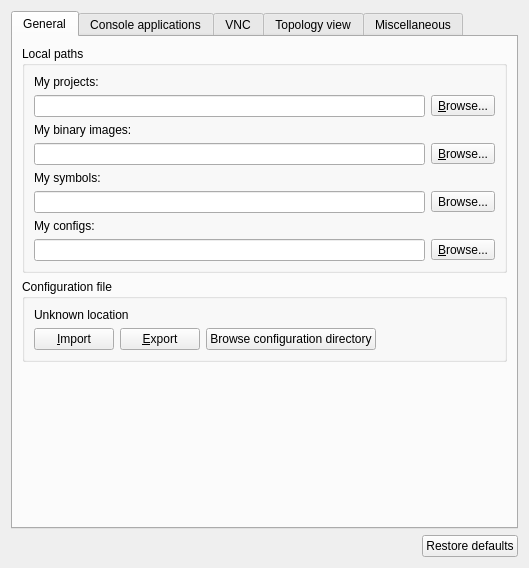
The window that gns3/ui/general_preferences_page.ui (mpplab/MNSS) describes before a commit, drawn with Qt 5.
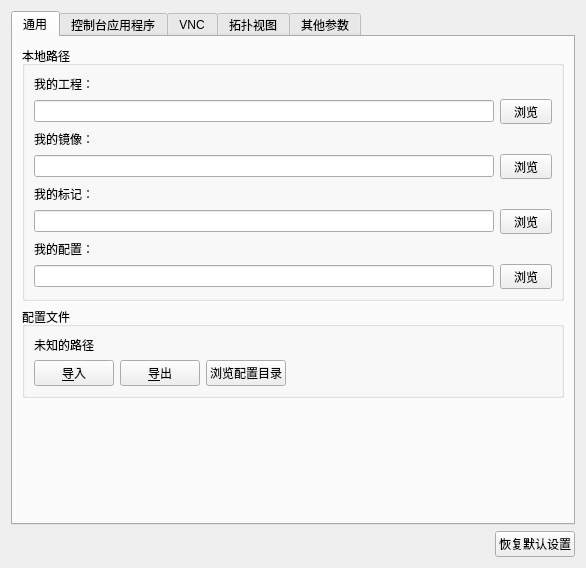
The same window after the commit.

The edit to the form file:
```diff
--- a/gns3/ui/general_preferences_page.ui
+++ b/gns3/ui/general_preferences_page.ui
@@ -6,7 +6,7 @@
    <rect>
     <x>0</x>
     <y>0</y>
-    <width>529</width>
+    <width>586</width>
     <height>568</height>
    </rect>
   </property>
@@ -27,19 +27,19 @@
      </property>
      <widget class="QWidget" name="uiGeneralTab">
       <attribute name="title">
-       <string>General</string>
+       <string>通用</string>
       </attribute>
       <layout class="QVBoxLayout" name="verticalLayout_4">
        <item>
         <widget class="QGroupBox" name="uiLocalPathsGroupBox">
          <property name="title">
-          <string>Local paths</string>
+          <string>本地路径</string>
          </property>
          <layout class="QVBoxLayout" name="verticalLayout_7">
           <item>
            <widget class="QLabel" name="uiProjectsPathLabel">
             <property name="text">
-             <string>My projects:</string>
+             <string>我的工程：</string>
             </property>
            </widget>
           </item>
@@ -61,7 +61,7 @@
             <item>
              <widget class="QToolButton" name="uiProjectsPathToolButton">
               <property name="text">
-               <string>&amp;Browse...</string>
+               <string>  浏览  </string>
               </property>
               <property name="toolButtonStyle">
                <enum>Qt::ToolButtonTextOnly</enum>
@@ -73,7 +73,7 @@
           <item>
            <widget class="QLabel" name="uiImagesPathLabel">
             <property name="text">
-             <string>My binary images:</string>
+             <string>我的镜像：</string>
             </property>
            </widget>
           </item>
@@ -95,7 +95,7 @@
             <item>
              <widget class="QToolButton" name="uiImagesPathToolButton">
               <property name="text">
-               <string>&amp;Browse...</string>
+               <string>  浏览  </string>
               </property>
               <property name="toolButtonStyle">
                <enum>Qt::ToolButtonTextOnly</enum>
@@ -107,7 +107,7 @@
           <item>
            <widget class="QLabel" name="label">
             <property name="text">
-             <string>My symbols:</string>
+             <string>我的标记：</string>
             </property>
            </widget>
           </item>
@@ -119,7 +119,7 @@
             <item>
              <widget class="QToolButton" name="uiSymbolsPathToolButton">
               <property name="text">
-               <string>Browse...</string>
+               <string>  浏览  </string>
               </property>
              </widget>
             </item>
@@ -128,7 +128,7 @@
           <item>
            <widget class="QLabel" name="uiConfigsPathLabel">
             <property name="text">
-             <string>My configs:</string>
+             <string>我的配置：</string>
             </property>
            </widget>
           </item>
@@ -150,7 +150,7 @@
             <item>
              <widget class="QToolButton" name="uiConfigsPathToolButton">
               <property name="text">
-               <string>&amp;Browse...</string>
+               <string>  浏览  </string>
               </property>
               <property name="toolButtonStyle">
                <enum>Qt::ToolButtonTextOnly</enum>
@@ -165,7 +165,7 @@
        <item>
         <widget class="QGroupBox" name="uiConfigurationFileGroupBox">
          <property name="title">
-          <string>Configuration file</string>
+          <string>配置文件</string>
          </property>
          <layout class="QGridLayout" name="gridLayout">
           <item row="1" column="0">
@@ -173,21 +173,21 @@
             <item>
              <widget class="QPushButton" name="uiImportConfigurationFilePushButton">
               <property name="text">
-               <string>&amp;Import</string>
+               <string>&amp;导入</string>
               </property>
              </widget>
             </item>
             <item>
              <widget class="QPushButton" name="uiExportConfigurationFilePushButton">
               <property name="text">
-               <string>&amp;Export</string>
+               <string>&amp;导出</string>
               </property>
              </widget>
             </item>
             <item>
              <widget class="QPushButton" name="uiBrowseConfigurationPushButton">
               <property name="text">
-               <string>Browse configuration directory</string>
+               <string>浏览配置目录</string>
               </property>
              </widget>
             </item>
@@ -209,7 +209,7 @@
           <item row="0" column="0">
            <widget class="QLabel" name="uiConfigurationFileLabel">
             <property name="text">
-             <string>Unknown location</string>
+             <string>未知的路径</string>
             </property>
            </widget>
           </item>
@@ -233,7 +233,7 @@
      </widget>
      <widget class="QWidget" name="uiConsoleTab">
       <attribute name="title">
-       <string>Console applications</string>
+       <string>控制台应用程序</string>
       </attribute>
       <layout class="QVBoxLayout" name="verticalLayout_3">
        <item>
@@ -457,7 +457,7 @@
      </widget>
      <widget class="QWidget" name="uiSceneTab">
       <attribute name="title">
-       <string>Topology view</string>
+       <string>拓扑视图</string>
       </attribute>
       <layout class="QGridLayout" name="gridLayout_8">
        <item row="0" column="0">
@@ -619,7 +619,7 @@
      </widget>
      <widget class="QWidget" name="tab">
       <attribute name="title">
-       <string>Miscellaneous</string>
+       <string>其他参数</string>
       </attribute>
       <layout class="QVBoxLayout" name="verticalLayout_2">
        <item>
@@ -737,7 +737,7 @@
      <item>
       <widget class="QPushButton" name="uiRestoreDefaultsPushButton">
        <property name="text">
-        <string>Restore defaults</string>
+        <string>恢复默认设置</string>
        </property>
       </widget>
      </item>
```
Left out of the diff: 56 changed lines with no effect on the pictures.
